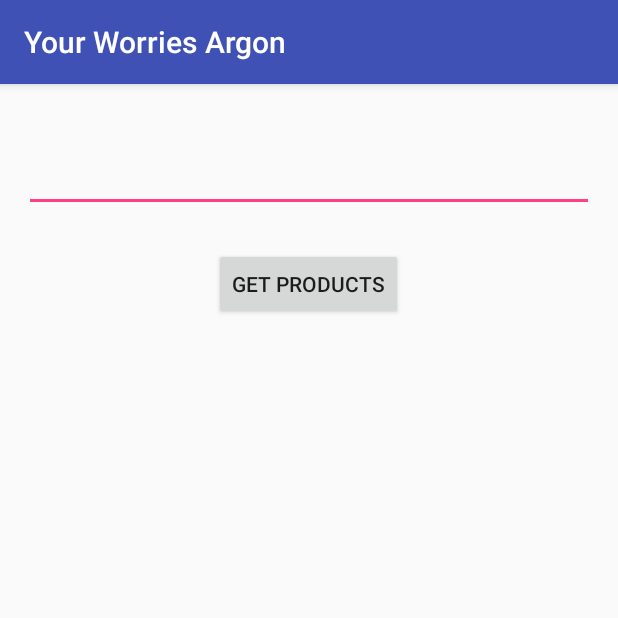
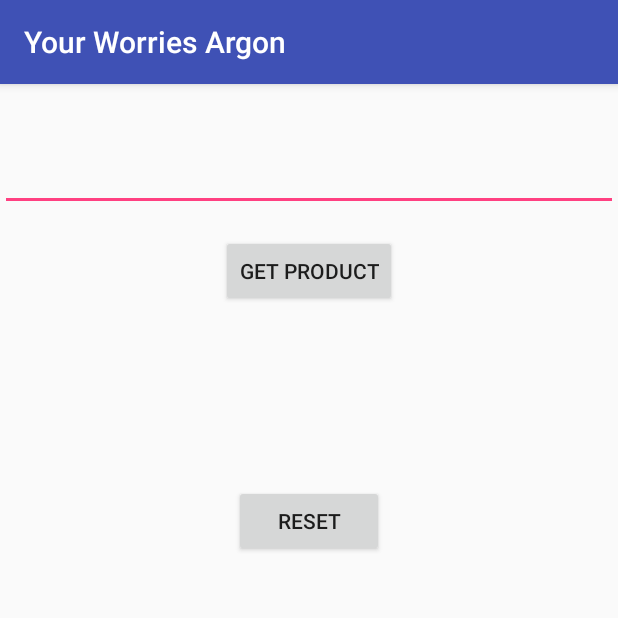
Before and after one commit to mnaveenkumar2009/Chemical-Equation-Solver, an Android app: the screen it shows after launch (MainActivity), on a phone screen of 412 x 824 dp, the top half of it. Run offline under Robolectric (Android 15) with nearby library versions, the phone set to English and light mode, and no system bars.

Commit message:
new commit

```diff
--- a/Final Project/YourWorriesArgon/app/src/main/AndroidManifest.xml
+++ b/Final Project/YourWorriesArgon/app/src/main/AndroidManifest.xml
@@ -2,6 +2,7 @@
 <manifest xmlns:android="http://schemas.android.com/apk/res/android"
     package="com.example.naveen.yourworriesargon" >
 
+    <uses-permission android:name="android.permission.INTERNET"/>
     <application
         android:allowBackup="true"
         android:icon="@mipmap/ic_launcher"
@@ -12,10 +13,8 @@
         <activity android:name=".MainActivity" >
             <intent-filter>
                 <action android:name="android.intent.action.MAIN" />
-
                 <category android:name="android.intent.category.LAUNCHER" />
             </intent-filter>
         </activity>
     </application>
-
 </manifest>
--- a/Final Project/YourWorriesArgon/app/src/main/java/com/example/naveen/yourworriesargon/MainActivity.java
+++ b/Final Project/YourWorriesArgon/app/src/main/java/com/example/naveen/yourworriesargon/MainActivity.java
@@ -2,12 +2,53 @@ package com.example.naveen.yourworriesargon;
 
 import android.support.v7.app.AppCompatActivity;
 import android.os.Bundle;
+import android.view.View;
+import android.widget.Button;
+import android.widget.TextView;
+
+import java.io.BufferedReader;
+import java.io.IOException;
+import java.io.InputStreamReader;
+import java.net.MalformedURLException;
+import java.net.URL;
 
 public class MainActivity extends AppCompatActivity {
+
 
     @Override
     protected void onCreate(Bundle savedInstanceState) {
         super.onCreate(savedInstanceState);
         setContentView(R.layout.activity_main);
+        getAllEquations();
+
+
+        Button reset = (Button) findViewById(R.id.reset);
+        // listen for click on reset button
+        reset.setOnClickListener(new View.OnClickListener() {
+            @Override
+            public void onClick(View v) {
+                TextView text = (TextView) findViewById(R.id.userInput);
+                text.setText("");
+            }
+        });
     }
+    public void getAllEquations(){
+        try {
+            // Create a URL for the source reactions
+            URL url = new URL("http://sites.google.com/site/androidersite/text.txt");
+
+            // Read all the text returned by the server
+            BufferedReader in = new BufferedReader(new InputStreamReader(url.openStream()));
+            /*String str;
+            while ((str = in.readLine()) != null) {
+                // str is one line of text; readLine() strips the newline character(s)
+            }
+            TextView text = (TextView) findViewById(R.id.product);
+            text.setText(str);*/
+            //in.close();
+        } catch (MalformedURLException e) {
+        } catch (IOException e) {
+        }
+    }
+
 }
--- a/Final Project/YourWorriesArgon/app/src/main/res/layout/activity_main.xml
+++ b/Final Project/YourWorriesArgon/app/src/main/res/layout/activity_main.xml
@@ -1,5 +1,5 @@
 <?xml version="1.0" encoding="utf-8"?>
-<LinearLayout xmlns:android="http://schemas.android.com/apk/res/android"
+<RelativeLayout xmlns:android="http://schemas.android.com/apk/res/android"
     xmlns:app="http://schemas.android.com/apk/res-auto"
     xmlns:tools="http://schemas.android.com/tools"
     android:layout_width="match_parent"
@@ -8,22 +8,41 @@
     tools:context="com.example.naveen.yourworriesargon.MainActivity">
 
     <EditText
+        android:id="@+id/userInput"
         android:layout_width="match_parent"
         android:layout_height="69dp"
-        android:layout_margin="16dp" />
+        android:layout_alignParentLeft="true"
+        android:layout_alignParentStart="true"
+        android:layout_alignParentTop="true"
+        android:layout_marginTop="15dp" />
 
     <Button
+        android:id="@+id/getProduct"
         android:layout_width="wrap_content"
         android:layout_height="wrap_content"
-        android:layout_margin="8dp"
+        android:layout_below="@+id/userInput"
+        android:layout_centerHorizontal="true"
         android:layout_gravity="center_horizontal"
-        android:text="Get PRODUCTS"
-        />
+        android:layout_marginTop="16dp"
+        android:text="GET PRODUCT" />
 
     <TextView
+        android:id="@+id/product"
         android:layout_width="match_parent"
         android:layout_height="61dp"
-        android:layout_margin="16dp"
+        android:layout_alignParentLeft="true"
+        android:layout_alignParentStart="true"
+        android:layout_below="@+id/getProduct"
+        android:layout_marginTop="35dp"
         android:gravity="center" />
 
-</LinearLayout>
+    <Button
+        android:id="@+id/reset"
+        android:layout_width="100dp"
+        android:layout_height="wrap_content"
+        android:layout_below="@+id/product"
+        android:layout_centerHorizontal="true"
+        android:layout_marginTop="22dp"
+        android:text="RESET" />
+
+</RelativeLayout>
```
